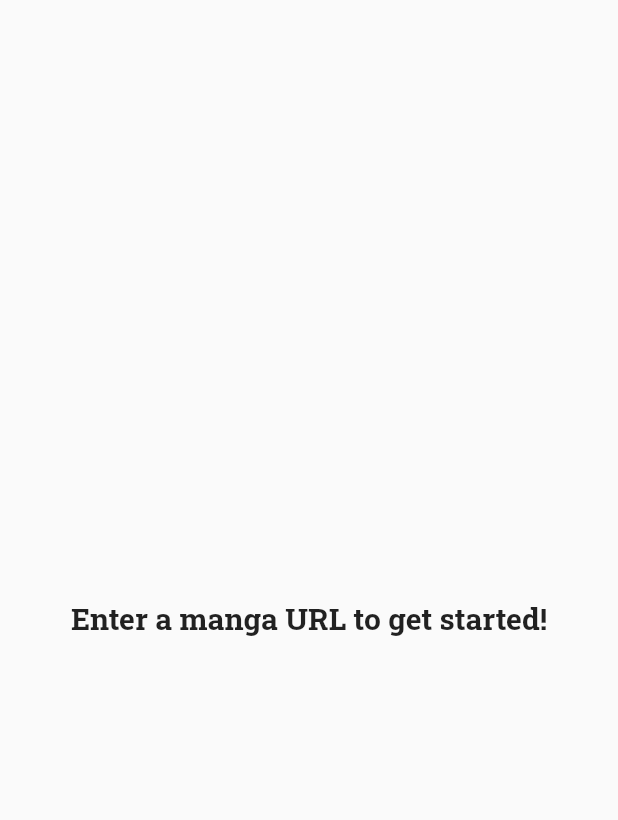
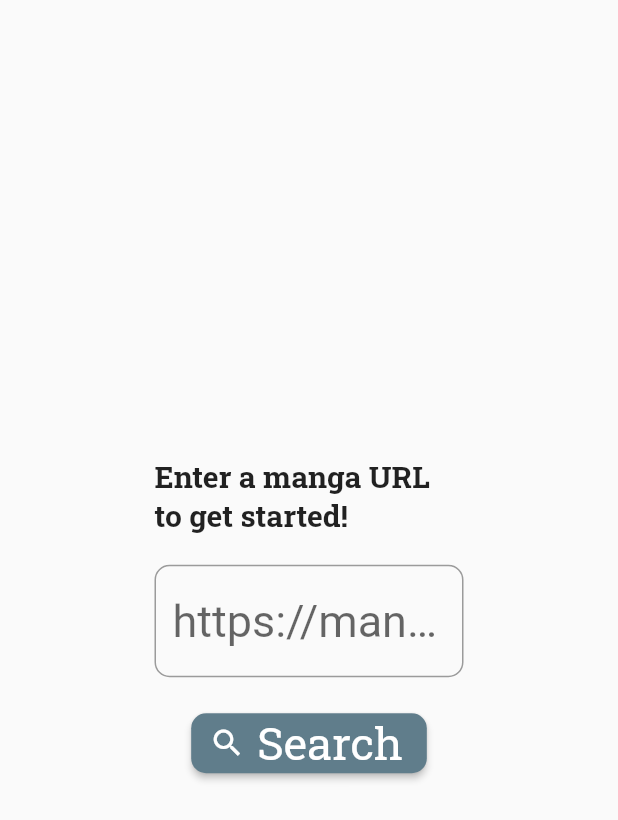
Before and after one commit to Pascal-Flores/Feur, a Flutter app: the screen it shows after launch, on a phone screen of 412 x 824 dp. Shown: the top 820 px of the screen. Run offline on Flutter 3.47's test engine with Material 2 defaults, Android fonts, the phone set to English and light mode, and no system bars; Roboto replaces fonts that are missing (Roboto_Mono).

Commit message:
ajout layout

```diff
--- a/feur/lib/main.dart
+++ b/feur/lib/main.dart
@@ -11,18 +11,68 @@ class MainApp extends StatelessWidget {
   Widget build(BuildContext context) {
     return MaterialApp(
       title: 'Feur',
-      theme:
-          ThemeData(primarySwatch: Colors.blueGrey, fontFamily: 'Roboto_Slab'),
+      theme: ThemeData(
+        primarySwatch: Colors.blueGrey,
+        fontFamily: 'Roboto_Slab',
+      ),
       home: Scaffold(
         body: Center(
+          child: FractionallySizedBox(
+            widthFactor: 0.5,
+            heightFactor: 1,
             child: Column(
               mainAxisAlignment: MainAxisAlignment.center,
-            children: const [
-              Text(
+              children: [
+                const Text(
                   'Enter a manga URL to get started!',
                   style: TextStyle(fontWeight: FontWeight.bold, fontSize: 20),
                 ),
+                const Divider(
+                  height: 20,
+                  thickness: 2,
+                  indent: 20,
+                  endIndent: 20,
+                  color: Colors.transparent,
+                ),
+                const TextField(
+                  style: TextStyle(fontFamily: 'Roboto_Mono', fontSize: 30),
+                  decoration: InputDecoration(
+                    border: OutlineInputBorder(
+                      borderRadius: BorderRadius.all(Radius.circular(10)),
+                    ),
+                    hintText: 'https://mangasite.com/manga/',
+                    hintStyle: TextStyle(
+                      fontFamily: 'Roboto_Mono',
+                      fontSize: 30,
+                    ),
+                  ),
+                ),
+                const Divider(
+                  height: 20,
+                  thickness: 2,
+                  indent: 20,
+                  endIndent: 20,
+                  color: Colors.transparent,
+                ),
+                ElevatedButton.icon(
+                  style: ElevatedButton.styleFrom(
+                    backgroundColor: Colors.blueGrey,
+                    shape: RoundedRectangleBorder(
+                      borderRadius: BorderRadius.circular(10),
+                    ),
+                  ),
+                  onPressed: () {
+                    print('Download');
+                  },
+                  icon: const Icon(Icons.search),
+                  label: const Text(
+                    'Search',
+                    maxLines: 1,
+                    style: TextStyle(fontSize: 30),
+                  ),
+                ),
               ],
+            ),
           ),
         ),
       ),
--- a/feur/pubspec.yaml
+++ b/feur/pubspec.yaml
@@ -25,3 +25,6 @@ flutter:
           weight: 600
         - asset: assets/fonts/Roboto_Slab/RobotoSlab-Light.ttf
           weight: 300
+    - family : Roboto_Mono
+      fonts:
+        - asset: assets/fonts/Roboto_Mono/RobotoMono-Regular.ttf
```
Also changed, not shown: feur/assets/fonts/Roboto_Mono/RobotoMono-Regular.ttf (added), feur/assets/images/main_background.jpg (added). Lines whose indentation alone changed are shown as unchanged.
